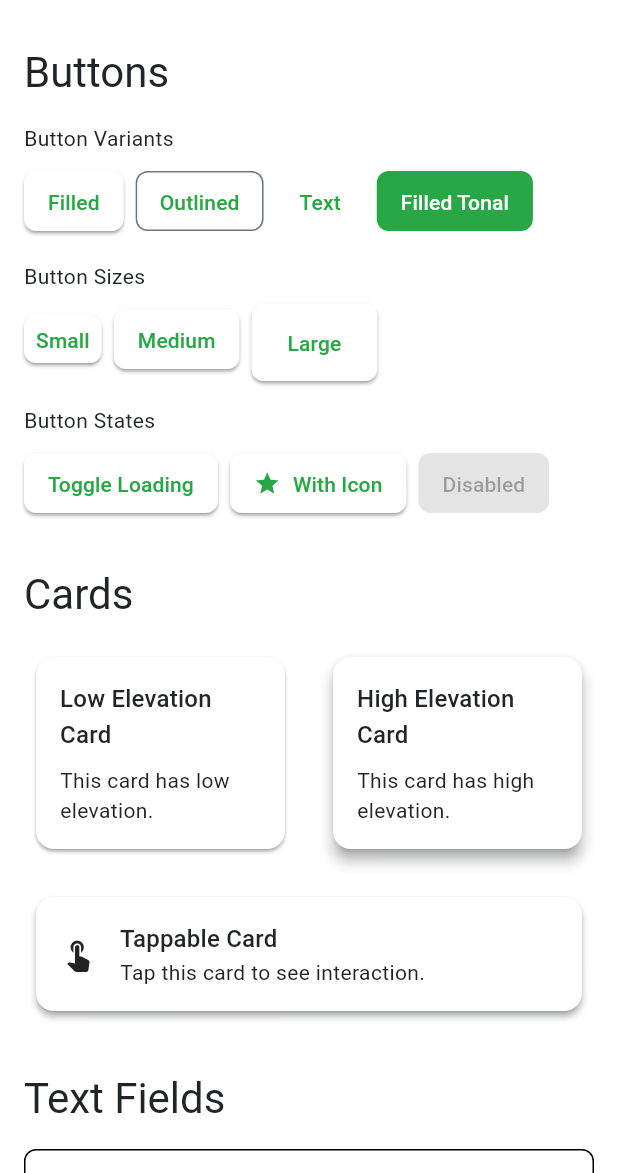
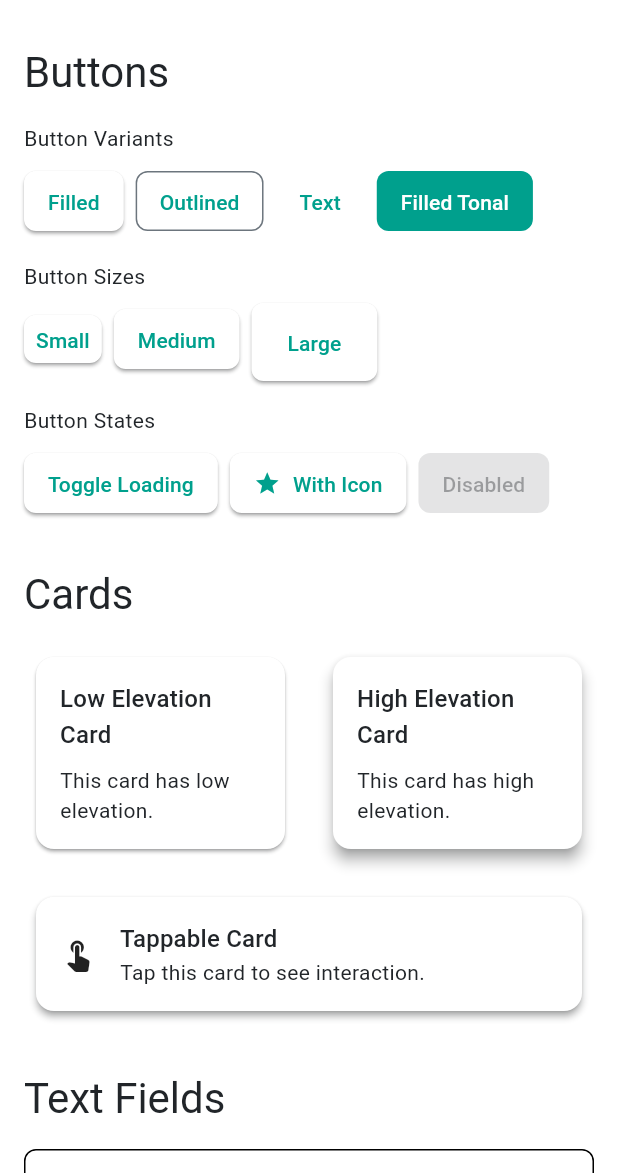
Before and after one commit to al-mohad/zoni-ui, a Flutter app: the screen it shows after launch, on a phone screen of 412 x 824 dp, the part 63-1236 px from its top. Run offline on Flutter 3.47's test engine with Material 3 defaults, Android fonts, the phone set to English and light mode, and no system bars; network calls fail; statements that could not run were skipped; project files that could hold a hidden picture were left out.

Commit message:
feat: update to official Zoni brand colors
- Change primary color from Fresh Green (#28A745) to Teal Green (#00A08D)
- Add primaryLight (#33B5A5) for hover states and primaryDark (#008075) for active states
- Update semantic colors: success (#10B981), warning (#F59E0B), error (#EF4444)
- Add accent color (#FF6B35)
- Update file type icons in file upload and media widgets to use new semantic colors
- Update color palette widget to showcase new primary colors
- Keep legacy colors for backward compatibility
- Update tests to reflect new brand color values
- Bump version to 0.3.3

```diff
--- a/lib/src/theme/zoni_colors.dart
+++ b/lib/src/theme/zoni_colors.dart
@@ -9,16 +9,38 @@ class ZoniColors {
   const ZoniColors._();
 
   // Core Palette - Primary brand colors designed for high contrast and accessibility
-  /// Zoni Blue: Primary brand color (#007BFF)
-  static const Color zoniBlue = Color(0xFF007BFF);
+  /// Primary brand color: Teal Green (#00A08D)
+  static const Color primary = Color(0xFF00A08D);
 
-  /// Fresh Green: Secondary brand color (#28A745)
-  static const Color freshGreen = Color(0xFF28A745);
+  /// Primary light color for hover states (#33B5A5)
+  static const Color primaryLight = Color(0xFF33B5A5);
+
+  /// Primary dark color for active states (#008075)
+  static const Color primaryDark = Color(0xFF008075);
+
+  /// Success color: Green (#10B981)
+  static const Color success = Color(0xFF10B981);
+
+  /// Warning color: Amber (#F59E0B)
+  static const Color warning = Color(0xFFF59E0B);
+
+  /// Error color: Red (#EF4444)
+  static const Color error = Color(0xFFEF4444);
+
+  /// Accent color: Orange (#FF6B35)
+  static const Color accent = Color(0xFFFF6B35);
 
   /// Neutral Gray: Supporting neutral color (#6C757D)
   static const Color neutralGray = Color(0xFF6C757D);
 
-  /// Warm Orange: Accent color for calls-to-action (#FD7E14)
+  // Legacy Colors - kept for backward compatibility
+  /// Legacy: Zoni Blue - Primary brand color (#007BFF)
+  static const Color zoniBlue = Color(0xFF007BFF);
+
+  /// Legacy: Fresh Green - Secondary brand color (#28A745)
+  static const Color freshGreen = Color(0xFF28A745);
+
+  /// Legacy: Warm Orange - Accent color for calls-to-action (#FD7E14)
   static const Color warmOrange = Color(0xFFFD7E14);
 
   /// Soft White: Light background color (#FFFFFF)
@@ -27,81 +49,61 @@ class ZoniColors {
   /// Deep Black: Dark text and background color (#212529)
   static const Color deepBlack = Color(0xFF212529);
 
-  // Wallet Sub-Palette - Financial trust-focused colors with Zoni Blue dominant
-  /// Zoni Blue Tint: Lighter variant for accents (#339CFF)
+  // Legacy Color Variants - kept for backward compatibility
+  /// Legacy: Zoni Blue Tint - Lighter variant for accents (#339CFF)
   static const Color zoniBlueTint = Color(0xFF339CFF);
 
-  // Store Sub-Palette - Empowerment-focused colors with Warm Orange as lead
-  /// Warm Orange Shade: Deeper shade for calls-to-action (#D55500)
+  /// Legacy: Warm Orange Shade - Deeper shade for calls-to-action (#D55500)
   static const Color warmOrangeShade = Color(0xFFD55500);
 
-  // Logistics Sub-Palette - Rider and mapping oriented colors using Fresh Green
-  /// Fresh Green Dark: Dark variant for depth (#1C6C2E)
+  /// Legacy: Fresh Green Dark - Dark variant for depth (#1C6C2E)
   static const Color freshGreenDark = Color(0xFF1C6C2E);
 
-  // Semantic Colors - Using core palette colors for consistency
-  /// Primary color: Fresh Green
-  static const Color primary = freshGreen;
-
-  /// Primary variant color: Fresh Green Dark
-  static const Color primaryVariant = freshGreenDark;
-
-  /// Light primary color: Fresh Green
-  static const Color primaryLight = freshGreen;
-
-  /// Dark primary color: Fresh Green Dark
-  static const Color primaryDark = freshGreenDark;
+  // Primary Variants
+  /// Primary variant color: Primary Dark
+  static const Color primaryVariant = primaryDark;
 
   // Secondary Colors
-  /// Secondary color: Fresh Green
-  static const Color secondary = freshGreen;
+  /// Secondary color: Primary
+  static const Color secondary = primary;
 
-  /// Secondary variant color: Fresh Green Dark
-  static const Color secondaryVariant = freshGreenDark;
+  /// Secondary variant color: Primary Dark
+  static const Color secondaryVariant = primaryDark;
 
-  // Semantic Colors - Using Zoni brand colors for consistency
-  /// Success color: Fresh Green
-  static const Color success = freshGreen;
+  // Semantic Color Variants
+  /// Success light color: Success (same as success)
+  static const Color successLight = success;
 
-  /// Success light color: Fresh Green (same as success)
-  static const Color successLight = freshGreen;
+  /// Success dark color: Primary Dark
+  static const Color successDark = primaryDark;
 
-  /// Success dark color: Fresh Green Dark
-  static const Color successDark = freshGreenDark;
+  /// Warning light color: Warning (same as warning)
+  static const Color warningLight = warning;
 
-  /// Warning color: Warm Orange
-  static const Color warning = warmOrange;
+  /// Warning dark color: Darker warning variant
+  static const Color warningDark = Color(0xFFD97706);
 
-  /// Warning light color: Warm Orange (same as warning)
-  static const Color warningLight = warmOrange;
-
-  /// Warning dark color: Warm Orange Shade
-  static const Color warningDark = warmOrangeShade;
-
-  /// Error color: Warm Orange Shade (using for errors)
-  static const Color error = warmOrangeShade;
-
-  /// Error light color: Warm Orange
-  static const Color errorLight = warmOrange;
+  /// Error light color: Accent
+  static const Color errorLight = accent;
 
   /// Error dark color: Deep Black
   static const Color errorDark = deepBlack;
 
-  /// Info color: Fresh Green
-  static const Color info = freshGreen;
+  /// Info color: Primary
+  static const Color info = primary;
 
-  /// Info light color: Fresh Green
-  static const Color infoLight = freshGreen;
+  /// Info light color: Primary Light
+  static const Color infoLight = primaryLight;
 
-  /// Info dark color: Fresh Green Dark
-  static const Color infoDark = freshGreenDark;
+  /// Info dark color: Primary Dark
+  static const Color infoDark = primaryDark;
 
   // On Colors - Text colors for different backgrounds
   /// Text color on primary background
   static const Color onPrimary = softWhite;
 
   /// Text color on secondary background
-  static const Color onSecondary = deepBlack;
+  static const Color onSecondary = softWhite;
 
   /// Text color on success background
   static const Color onSuccess = softWhite;
--- a/lib/src/widgets/display/zoni_color_palette.dart
+++ b/lib/src/widgets/display/zoni_color_palette.dart
@@ -52,10 +52,10 @@ class ZoniColorPalette extends StatelessWidget {
     this.itemSpacing = 8.0,
     this.crossAxisCount = 2,
   }) : colors = const [
-          ZoniColorInfo('Zoni Blue', ZoniColors.zoniBlue),
-          ZoniColorInfo('Zoni Blue Tint', ZoniColors.zoniBlueTint),
-          ZoniColorInfo('Fresh Green', ZoniColors.freshGreen),
-          ZoniColorInfo('Fresh Green Dark', ZoniColors.freshGreenDark),
+          ZoniColorInfo('Primary', ZoniColors.primary),
+          ZoniColorInfo('Primary Light', ZoniColors.primaryLight),
+          ZoniColorInfo('Primary Dark', ZoniColors.primaryDark),
+          ZoniColorInfo('Accent', ZoniColors.accent),
         ];
 
   /// Creates a palette with semantic colors.
--- a/lib/src/widgets/display/zoni_media.dart
+++ b/lib/src/widgets/display/zoni_media.dart
@@ -251,7 +251,7 @@ class ZoniMedia extends StatelessWidget {
       case 'xls':
       case 'xlsx':
         icon = Icons.table_chart;
-        iconColor = ZoniColors.freshGreen;
+        iconColor = ZoniColors.success;
         break;
       case 'ppt':
       case 'pptx':
--- a/lib/src/widgets/inputs/zoni_file_upload.dart
+++ b/lib/src/widgets/inputs/zoni_file_upload.dart
@@ -496,12 +496,12 @@ class _ZoniFileUploadState extends State<ZoniFileUpload> {
   }
 
   Color _getFileIconColor(String mimeType) {
-    if (mimeType.startsWith('image/')) return ZoniColors.freshGreen;
+    if (mimeType.startsWith('image/')) return ZoniColors.success;
     if (mimeType.startsWith('video/')) return ZoniColors.error;
     if (mimeType.startsWith('audio/')) return ZoniColors.primary;
     if (mimeType.contains('pdf')) return ZoniColors.error;
     if (mimeType.contains('word')) return ZoniColors.primary;
-    if (mimeType.contains('excel')) return ZoniColors.freshGreen;
+    if (mimeType.contains('excel')) return ZoniColors.success;
     if (mimeType.contains('powerpoint')) return ZoniColors.warning;
     return ZoniColors.neutralGray;
   }
--- a/pubspec.yaml
+++ b/pubspec.yaml
@@ -1,6 +1,6 @@
 name: zoni_ui
 description: A comprehensive Flutter design system providing themes, components, and utilities for building consistent Zoni applications.
-version: 0.3.2
+version: 0.3.3
 homepage: https://github.com/al-mohad/zoni-ui.git
 repository: https://github.com/al-mohad/zoni-ui.git
 issue_tracker: https://github.com/al-mohad/zoni-ui/issues
```
Also changed, not shown: 2 other files.
